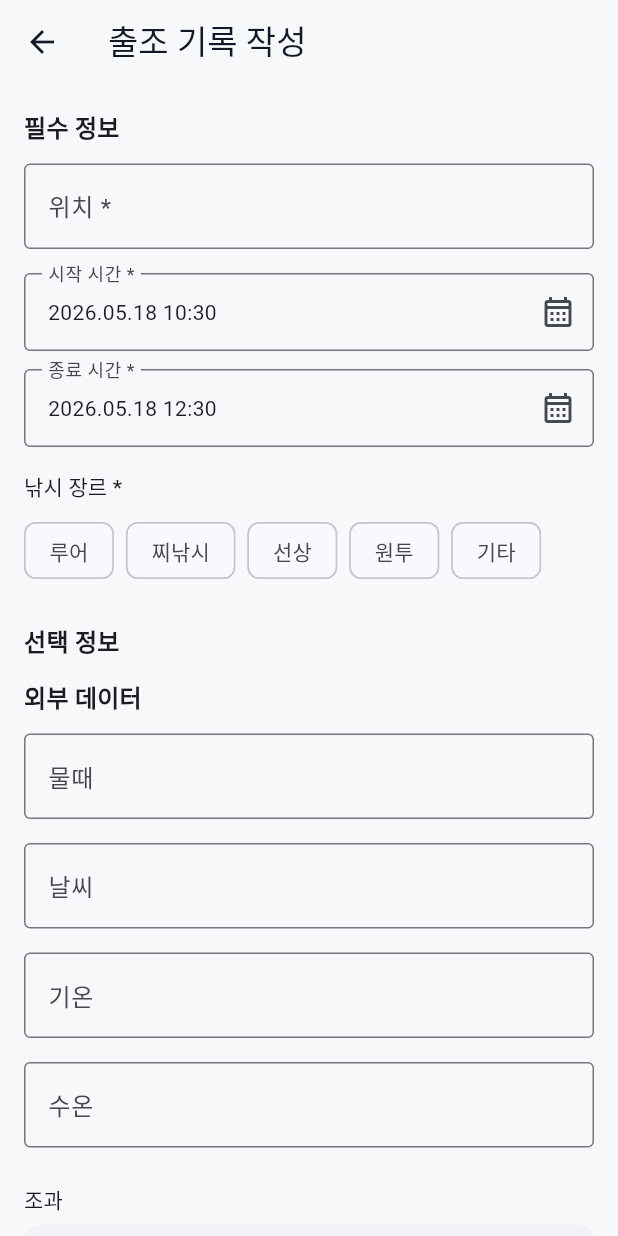
After one commit to yunjinhwa/fishing_calendar, a Flutter app: the RecordPage screen opened directly, after a tap on "출조 기록 작성하기", on a phone screen of 412 x 824 dp. The commit adds this screen. Run offline on Flutter 3.47's test engine with Material 3 defaults, Android fonts, the light colour scheme and no system bars.

Commit message:
[feat] - 출조 기록 작성 화면 및 입력 검증 추가
- 출조 기록 작성 화면을 추가했습니다.
- 기록 탭에서 작성 화면으로 이동하는 흐름을 추가했습니다.
- 위치, 낚시 시간, 낚시 장르 필수 검증을 추가했습니다.
- 외부 데이터 입력 영역을 선택 항목으로 구성했습니다.
- 기온과 수온은 입력한 경우에만 숫자 검증을 수행하도록 수정했습니다.
- 조과 입력 카드를 추가했습니다.
- 조과별 어종, 크기, 무게 입력을 지원하도록 수정했습니다.
- 무게 단위를 g으로 변경했습니다.
- 조과 추가 및 삭제 기능을 추가했습니다.
- 사진 추가 UI와 추후 구현 안내를 추가했습니다.
- 저장 성공 mock 안내 후 이전 화면으로 돌아가도록 구성했습니다.

```diff
--- /dev/null
+++ b/lib/presentation/record/record_form_page.dart
@@ -0,0 +1,524 @@
+import 'package:flutter/material.dart';
+
+class RecordFormPage extends StatefulWidget {
+  const RecordFormPage({super.key});
+
+  @override
+  State<RecordFormPage> createState() => _RecordFormPageState();
+}
+
+class _RecordFormPageState extends State<RecordFormPage> {
+  final locationController = TextEditingController();
+  final tideController = TextEditingController();
+  final weatherController = TextEditingController();
+  final airTemperatureController = TextEditingController();
+  final waterTemperatureController = TextEditingController();
+  final memoController = TextEditingController();
+
+  final catchItems = <_CatchItemInput>[
+    _CatchItemInput(),
+  ];
+
+  DateTime startAt = DateTime.now();
+  DateTime endAt = DateTime.now().add(const Duration(hours: 2));
+
+  String? selectedGenre;
+
+  final genres = const [
+    '루어',
+    '찌낚시',
+    '선상',
+    '원투',
+    '기타',
+  ];
+
+  @override
+  void dispose() {
+    locationController.dispose();
+    tideController.dispose();
+    weatherController.dispose();
+    airTemperatureController.dispose();
+    waterTemperatureController.dispose();
+    memoController.dispose();
+    for (final item in catchItems) {
+      item.dispose();
+    }
+    super.dispose();
+  }
+
+  void saveRecord() {
+    final location = locationController.text.trim();
+    final airTemperature = airTemperatureController.text.trim();
+    final waterTemperature = waterTemperatureController.text.trim();
+
+    if (location.isEmpty) {
+      showMessage('위치를 입력하세요.');
+      return;
+    }
+
+    if (!startAt.isBefore(endAt)) {
+      showMessage('종료 시간은 시작 시간보다 늦어야 합니다.');
+      return;
+    }
+
+    if (airTemperature.isNotEmpty) {
+      final airTemperatureValue = double.tryParse(airTemperature);
+
+      if (airTemperatureValue == null) {
+        showMessage('기온은 숫자로 입력하세요.');
+        return;
+      }
+    }
+
+    if (waterTemperature.isNotEmpty) {
+      final waterTemperatureValue = double.tryParse(waterTemperature);
+
+      if (waterTemperatureValue == null) {
+        showMessage('수온은 숫자로 입력하세요.');
+        return;
+      }
+    }
+
+    for (var i = 0; i < catchItems.length; i++) {
+      final item = catchItems[i];
+      final species = item.speciesController.text.trim();
+      final length = item.lengthController.text.trim();
+      final weight = item.weightController.text.trim();
+
+      final hasAnyValue =
+          species.isNotEmpty || length.isNotEmpty || weight.isNotEmpty;
+
+      if (!hasAnyValue) {
+        continue;
+      }
+
+      if (species.isEmpty) {
+        showMessage('조과 ${i + 1}의 어종을 입력하세요.');
+        return;
+      }
+
+      if (length.isNotEmpty) {
+        final lengthValue = double.tryParse(length);
+
+        if (lengthValue == null || lengthValue < 0) {
+          showMessage('조과 ${i + 1}의 크기는 0 이상의 숫자로 입력하세요.');
+          return;
+        }
+      }
+
+      if (weight.isNotEmpty) {
+        final weightValue = int.tryParse(weight);
+
+        if (weightValue == null || weightValue < 0) {
+          showMessage('조과 ${i + 1}의 무게는 0 이상의 정수(g)로 입력하세요.');
+          return;
+        }
+      }
+    }
+
+    ScaffoldMessenger.of(context).showSnackBar(
+      const SnackBar(
+        content: Text('기록 저장 UI 검증이 완료되었습니다. 실제 저장은 local-storage 단계에서 구현합니다.'),
+      ),
+    );
+
+    Navigator.of(context).pop();
+  }
+
+  void showMessage(String message) {
+    ScaffoldMessenger.of(context).showSnackBar(
+      SnackBar(content: Text(message)),
+    );
+  }
+
+  void addCatchItem() {
+    setState(() {
+      catchItems.add(_CatchItemInput());
+    });
+  }
+
+  void removeCatchItem(int index) {
+    if (catchItems.length == 1) {
+      showMessage('조과 입력칸은 최소 1개가 필요합니다.');
+      return;
+    }
+
+    setState(() {
+      catchItems[index].dispose();
+      catchItems.removeAt(index);
+    });
+  }
+
+  String formatDateTime(DateTime dateTime) {
+    String twoDigits(int value) => value.toString().padLeft(2, '0');
+
+    return '${dateTime.year}.${twoDigits(dateTime.month)}.${twoDigits(dateTime.day)} '
+        '${twoDigits(dateTime.hour)}:${twoDigits(dateTime.minute)}';
+  }
+
+  Future<void> pickStartDateTime() async {
+    final pickedDate = await showDatePicker(
+      context: context,
+      initialDate: startAt,
+      firstDate: DateTime(2020),
+      lastDate: DateTime(2035),
+    );
+
+    if (pickedDate == null || !mounted) return;
+
+    final pickedTime = await showTimePicker(
+      context: context,
+      initialTime: TimeOfDay.fromDateTime(startAt),
+    );
+
+    if (pickedTime == null) return;
+
+    setState(() {
+      startAt = DateTime(
+        pickedDate.year,
+        pickedDate.month,
+        pickedDate.day,
+        pickedTime.hour,
+        pickedTime.minute,
+      );
+    });
+  }
+
+  Future<void> pickEndDateTime() async {
+    final pickedDate = await showDatePicker(
+      context: context,
+      initialDate: endAt,
+      firstDate: DateTime(2020),
+      lastDate: DateTime(2035),
+    );
+
+    if (pickedDate == null || !mounted) return;
+
+    final pickedTime = await showTimePicker(
+      context: context,
+      initialTime: TimeOfDay.fromDateTime(endAt),
+    );
+
+    if (pickedTime == null) return;
+
+    setState(() {
+      endAt = DateTime(
+        pickedDate.year,
+        pickedDate.month,
+        pickedDate.day,
+        pickedTime.hour,
+        pickedTime.minute,
+      );
+    });
+  }
+
+  @override
+  Widget build(BuildContext context) {
+    return Scaffold(
+      appBar: AppBar(
+        title: const Text('출조 기록 작성'),
+      ),
+      body: SafeArea(
+        child: ListView(
+          padding: const EdgeInsets.all(16),
+          children: [
+            _SectionTitle(title: '필수 정보'),
+            const SizedBox(height: 12),
+
+            TextField(
+              controller: locationController,
+              decoration: const InputDecoration(
+                labelText: '위치 *',
+                hintText: '예: 부산 영도구 동삼동',
+                border: OutlineInputBorder(),
+              ),
+            ),
+            const SizedBox(height: 16),
+
+            _DateTimeField(
+              label: '시작 시간 *',
+              value: formatDateTime(startAt),
+              onTap: pickStartDateTime,
+            ),
+            const SizedBox(height: 12),
+
+            _DateTimeField(
+              label: '종료 시간 *',
+              value: formatDateTime(endAt),
+              onTap: pickEndDateTime,
+            ),
+            const SizedBox(height: 16),
+
+            Text(
+              '낚시 장르 *',
+              style: Theme.of(context).textTheme.titleSmall,
+            ),
+            const SizedBox(height: 8),
+
+            Wrap(
+              spacing: 8,
+              runSpacing: 8,
+              children: genres.map((genre) {
+                return ChoiceChip(
+                  label: Text(genre),
+                  selected: selectedGenre == genre,
+                  onSelected: (_) {
+                    setState(() {
+                      selectedGenre = genre;
+                    });
+                  },
+                );
+              }).toList(),
+            ),
+            const SizedBox(height: 24),
+
+            _SectionTitle(title: '선택 정보'),
+            const SizedBox(height: 12),
+
+            _SectionTitle(title: '외부 데이터'),
+            const SizedBox(height: 12),
+
+            TextField(
+              controller: tideController,
+              decoration: const InputDecoration(
+                labelText: '물때',
+                hintText: '예: 7물',
+                border: OutlineInputBorder(),
+              ),
+            ),
+            const SizedBox(height: 16),
+
+            TextField(
+              controller: weatherController,
+              decoration: const InputDecoration(
+                labelText: '날씨',
+                hintText: '예: 흐림',
+                border: OutlineInputBorder(),
+              ),
+            ),
+            const SizedBox(height: 16),
+
+            TextField(
+              controller: airTemperatureController,
+              keyboardType: TextInputType.number,
+              decoration: const InputDecoration(
+                labelText: '기온',
+                hintText: '예: 18',
+                suffixText: '℃',
+                border: OutlineInputBorder(),
+              ),
+            ),
+            const SizedBox(height: 16),
+
+            TextField(
+              controller: waterTemperatureController,
+              keyboardType: TextInputType.number,
+              decoration: const InputDecoration(
+                labelText: '수온',
+                hintText: '예: 16.2',
+                suffixText: '℃',
+                border: OutlineInputBorder(),
+              ),
+            ),
+            const SizedBox(height: 24),
+
+
+            Text(
+              '조과',
+              style: Theme.of(context).textTheme.titleSmall,
+            ),
+            const SizedBox(height: 8),
+
+            ...catchItems.asMap().entries.map((entry) {
+              final index = entry.key;
+              final item = entry.value;
+
+              return _CatchItemCard(
+                index: index,
+                item: item,
+                onRemove: () => removeCatchItem(index),
+              );
+            }),
+
+            const SizedBox(height: 8),
+
+            Text(
+              '사진',
+              style: Theme.of(context).textTheme.titleSmall,
+            ),
+            const SizedBox(height: 8),
+
+            OutlinedButton.icon(
+              onPressed: () {
+                showMessage('사진 선택 기능은 feature/photo 또는 local-storage 단계에서 구현합니다.');
+              },
+              icon: const Icon(Icons.add_photo_alternate_outlined),
+              label: const Text('사진 추가'),
+            ),
+            const SizedBox(height: 8),
+
+            Text(
+              '아직 선택된 사진이 없습니다.',
+              style: Theme.of(context).textTheme.bodySmall?.copyWith(
+                    color: Colors.grey.shade600,
+                  ),
+            ),
+            const SizedBox(height: 16),
+
+            TextField(
+              controller: memoController,
+              minLines: 3,
+              maxLines: 5,
+              decoration: const InputDecoration(
+                labelText: '메모',
+                hintText: '출조 상황, 입질, 채비 등을 기록하세요.',
+                border: OutlineInputBorder(),
+              ),
+            ),
+            const SizedBox(height: 24),
+
+            FilledButton(
+              onPressed: saveRecord,
+              child: const Text('저장'),
+            ),
+          ],
+        ),
+      ),
+    );
+  }
+}
+
+class _SectionTitle extends StatelessWidget {
+  final String title;
+
+  const _SectionTitle({
+    required this.title,
+  });
+
+  @override
+  Widget build(BuildContext context) {
+    return Text(
+      title,
+      style: Theme.of(context).textTheme.titleMedium?.copyWith(
+            fontWeight: FontWeight.bold,
+          ),
+    );
+  }
+}
+
+class _DateTimeField extends StatelessWidget {
+  final String label;
+  final String value;
+  final VoidCallback onTap;
+
+  const _DateTimeField({
+    required this.label,
+    required this.value,
+    required this.onTap,
+  });
+
+  @override
+  Widget build(BuildContext context) {
+    return InkWell(
+      onTap: onTap,
+      borderRadius: BorderRadius.circular(4),
+      child: InputDecorator(
+        decoration: InputDecoration(
+          labelText: label,
+          border: const OutlineInputBorder(),
+          suffixIcon: const Icon(Icons.calendar_month_outlined),
+        ),
+        child: Text(value),
+      ),
+    );
+  }
+}
+
+
+
+class _CatchItemInput {
+  final speciesController = TextEditingController();
+  final lengthController = TextEditingController();
+  final weightController = TextEditingController();
+
+  void dispose() {
+    speciesController.dispose();
+    lengthController.dispose();
+    weightController.dispose();
+  }
+}
+
+class _CatchItemCard extends StatelessWidget {
+  final int index;
+  final _CatchItemInput item;
+  final VoidCallback onRemove;
+
+  const _CatchItemCard({
+    required this.index,
+    required this.item,
+    required this.onRemove,
+  });
+
+  @override
+  Widget build(BuildContext context) {
+    return Card(
+      margin: const EdgeInsets.only(bottom: 12),
+      child: Padding(
+        padding: const EdgeInsets.all(12),
+        child: Column(
+          crossAxisAlignment: CrossAxisAlignment.start,
+          children: [
+            Row(
+              children: [
+                Expanded(
+                  child: Text(
+                    '조과 ${index + 1}',
+                    style: Theme.of(context).textTheme.titleSmall?.copyWith(
+                          fontWeight: FontWeight.bold,
+                        ),
+                  ),
+                ),
+                IconButton(
+                  onPressed: onRemove,
+                  icon: const Icon(Icons.delete_outline),
+                  tooltip: '조과 삭제',
+                ),
+              ],
+            ),
+            const SizedBox(height: 8),
+            TextField(
+              controller: item.speciesController,
+              decoration: const InputDecoration(
+                labelText: '어종',
+                hintText: '예: 광어',
+                border: OutlineInputBorder(),
+              ),
+            ),
+            const SizedBox(height: 12),
+            TextField(
+              controller: item.lengthController,
+              keyboardType: TextInputType.number,
+              decoration: const InputDecoration(
+                labelText: '크기',
+                hintText: '예: 45',
+                suffixText: 'cm',
+                border: OutlineInputBorder(),
+              ),
+            ),
+            const SizedBox(height: 12),
+            TextField(
+              controller: item.weightController,
+              keyboardType: TextInputType.number,
+              decoration: const InputDecoration(
+                labelText: '무게',
+                hintText: '예: 1200',
+                suffixText: 'g',
+                border: OutlineInputBorder(),
+              ),
+            ),
+          ],
+        ),
+      ),
+    );
+  }
+}
--- a/lib/presentation/record/record_page.dart
+++ b/lib/presentation/record/record_page.dart
@@ -1,16 +1,69 @@
 import 'package:flutter/material.dart';
 
-import '../common/placeholder_screen.dart';
+import 'record_form_page.dart';
 
 class RecordPage extends StatelessWidget {
   const RecordPage({super.key});
 
   @override
   Widget build(BuildContext context) {
-    return const PlaceholderScreen(
-      title: '기록',
-      icon: Icons.add_circle_outline,
-      description: '출조 기록 작성 화면은 다음 단계에서 만듭니다.',
+    return Scaffold(
+      appBar: AppBar(
+        title: const Text('기록'),
+      ),
+      body: SafeArea(
+        child: Padding(
+          padding: const EdgeInsets.all(24),
+          child: Column(
+            crossAxisAlignment: CrossAxisAlignment.stretch,
+            children: [
+              Icon(
+                Icons.add_circle_outline,
+                size: 64,
+                color: Theme.of(context).colorScheme.primary,
+              ),
+              const SizedBox(height: 24),
+              Text(
+                '출조 기록 작성',
+                style: Theme.of(context).textTheme.headlineSmall?.copyWith(
+                      fontWeight: FontWeight.bold,
+                    ),
+                textAlign: TextAlign.center,
+              ),
+              const SizedBox(height: 8),
+              Text(
+                '위치, 낚시 시간, 장르, 물때, 날씨, 기온, 수온을 입력해 출조 기록을 작성합니다.',
+                style: Theme.of(context).textTheme.bodyMedium,
+                textAlign: TextAlign.center,
+              ),
+              const SizedBox(height: 32),
+              FilledButton.icon(
+                onPressed: () {
+                  Navigator.of(context).push(
+                    MaterialPageRoute(
+                      builder: (_) => const RecordFormPage(),
+                    ),
+                  );
+                },
+                icon: const Icon(Icons.edit_note),
+                label: const Text('출조 기록 작성하기'),
+              ),
+              const SizedBox(height: 16),
+              OutlinedButton.icon(
+                onPressed: () {
+                  ScaffoldMessenger.of(context).showSnackBar(
+                    const SnackBar(
+                      content: Text('기록 검색은 feature/search에서 구현합니다.'),
+                    ),
+                  );
+                },
+                icon: const Icon(Icons.search),
+                label: const Text('기록 검색'),
+              ),
+            ],
+          ),
+        ),
+      ),
     );
   }
 }
```
